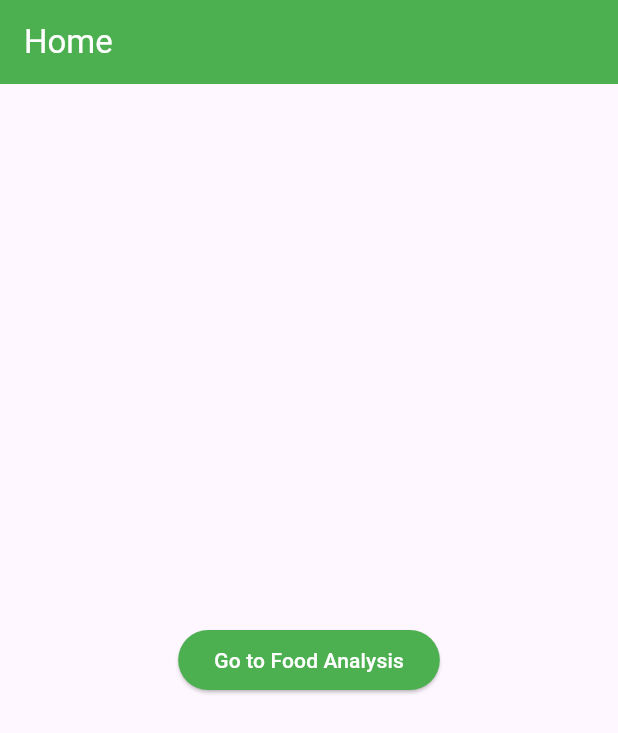
After one commit to AnupamaSAbeyrathna/food_flutter, a Flutter app: the screen it shows after launch, after a tap on "Login", on a phone screen of 412 x 824 dp. The commit adds this screen. Shown: the top 733 px of the screen. Run offline on Flutter 3.47's test engine with Material 3 defaults, Android fonts, the phone set to English and light mode, and no system bars; our stand-ins replace image_picker, lucide_icons.

Commit message:
signin, signup, home, splash screen created. theme created

```diff
--- a/lib/main.dart
+++ b/lib/main.dart
@@ -1,7 +1,7 @@
 import 'package:flutter/material.dart';
 import 'package:provider/provider.dart';
 import 'providers/food_analysis_provider.dart';
-import 'screens/food_analysis_screen.dart';
+import 'screens/splash_screen.dart';
 
 void main() {
   runApp(const MyApp());
@@ -37,7 +37,7 @@ class MyApp extends StatelessWidget {
             ),
           ),
         ),
-        home: const FoodAnalysisScreen(),
+        home: const SplashScreen(),
         debugShowCheckedModeBanner: false,
       ),
     );
--- /dev/null
+++ b/lib/screens/home_screen.dart
@@ -0,0 +1,23 @@
+import 'package:flutter/material.dart';
+import 'food_analysis_screen.dart';
+
+class HomeScreen extends StatelessWidget {
+  const HomeScreen({super.key});
+
+  @override
+  Widget build(BuildContext context) {
+    return Scaffold(
+      appBar: AppBar(title: const Text("Home")),
+      body: Center(
+        child: ElevatedButton(
+          onPressed: () {
+            Navigator.of(context).push(
+              MaterialPageRoute(builder: (_) => const FoodAnalysisScreen()),
+            );
+          },
+          child: const Text("Go to Food Analysis"),
+        ),
+      ),
+    );
+  }
+}
--- /dev/null
+++ b/lib/screens/login_screen.dart
@@ -0,0 +1,51 @@
+import 'package:flutter/material.dart';
+import 'home_screen.dart';
+import 'signup_screen.dart';
+import '../theme.dart';
+
+class LoginScreen extends StatelessWidget {
+  const LoginScreen({super.key});
+
+  @override
+  Widget build(BuildContext context) {
+    return Scaffold(
+      backgroundColor: AppColors.background,
+      appBar: AppBar(
+        title: const Text("Login"),
+        backgroundColor: AppColors.primary,
+      ),
+      body: Padding(
+        padding: const EdgeInsets.all(16.0),
+        child: Column(
+          children: [
+            TextField(decoration: const InputDecoration(labelText: "Email")),
+            TextField(
+              decoration: const InputDecoration(labelText: "Password"),
+              obscureText: true,
+            ),
+            const SizedBox(height: 20),
+            ElevatedButton(
+              style: ElevatedButton.styleFrom(
+                backgroundColor: AppColors.primary,
+              ),
+              onPressed: () {
+                Navigator.of(context).pushReplacement(
+                  MaterialPageRoute(builder: (_) => const HomeScreen()),
+                );
+              },
+              child: const Text("Login"),
+            ),
+            TextButton(
+              onPressed: () {
+                Navigator.of(
+                  context,
+                ).push(MaterialPageRoute(builder: (_) => const SignupScreen()));
+              },
+              child: const Text("Don't have an account? Sign up"),
+            ),
+          ],
+        ),
+      ),
+    );
+  }
+}
--- /dev/null
+++ b/lib/screens/splash_screen.dart
@@ -0,0 +1,30 @@
+import 'package:flutter/material.dart';
+import 'login_screen.dart';
+import '../theme.dart';
+
+class SplashScreen extends StatelessWidget {
+  const SplashScreen({super.key});
+
+  @override
+  Widget build(BuildContext context) {
+    Future.delayed(const Duration(seconds: 2), () {
+      Navigator.of(
+        context,
+      ).pushReplacement(MaterialPageRoute(builder: (_) => const LoginScreen()));
+    });
+
+    return Scaffold(
+      backgroundColor: AppColors.primary,
+      body: const Center(
+        child: Text(
+          "Foodie App",
+          style: TextStyle(
+            fontSize: 32,
+            fontWeight: FontWeight.bold,
+            color: Colors.white,
+          ),
+        ),
+      ),
+    );
+  }
+}
```
Also changed, not shown: lib/screens/food_analysis_screen.dart (+7 -5 lines), lib/screens/signup_screen.dart (added, +42 -0 lines), lib/theme.dart (added, +7 -0 lines), lib/widgets/food_analysis_results.dart (+158 -59 lines).
